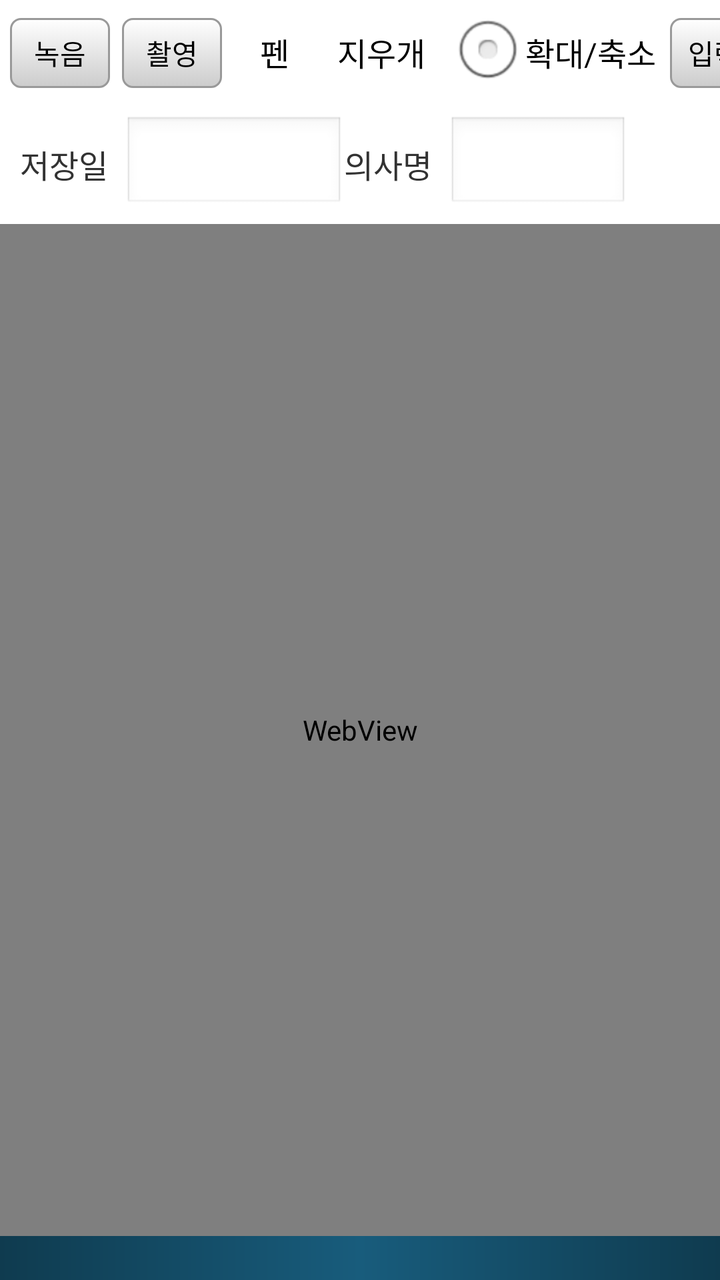
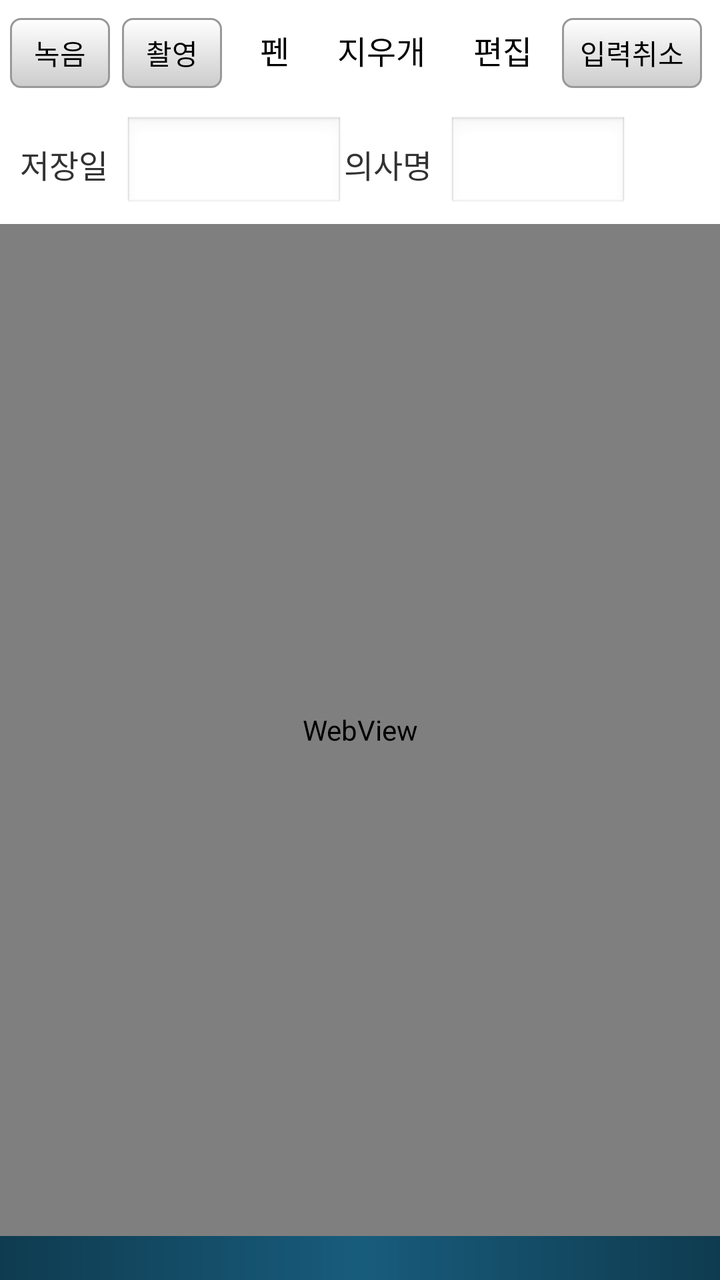

Two renders of the same Android screen: before a commit and after it. Below are the layout's source before the change and the commit's diff.
<!-- AndroidManifest.xml: application theme AppTheme -->
<!-- res/layout/consent_form.xml -->
<?xml version="1.0" encoding="utf-8"?>
<LinearLayout xmlns:android="http://schemas.android.com/apk/res/android"
    android:id="@+id/main_layout"
    android:layout_width="fill_parent"
    android:layout_height="fill_parent"
    android:orientation="vertical">
    
    <LinearLayout 
        android:layout_width="fill_parent"
        android:layout_height="1dip"
        android:background="@android:color/white">
    </LinearLayout>















    





    <LinearLayout
        android:id="@+id/button_layout"
	    android:layout_width="fill_parent"
	    android:layout_height="50dip"
	    android:orientation="horizontal">
        
	    <Button
	        android:id="@+id/record_button"
	        android:layout_width="50dip"
	        android:layout_height="fill_parent"
	        android:layout_marginLeft="5dip"
	        android:layout_marginRight="3dip"
	        android:layout_marginTop="8dip"
	        android:layout_marginBottom="7dip"
            android:minWidth="@dimen/button_min_width"
	        android:background="@drawable/selector_button_background"
	        android:text="녹음" 
	        />
        <Button
            android:id="@+id/pic_button"
            android:layout_width="50dip"
            android:layout_height="fill_parent"
            android:layout_marginLeft="3dip"
            android:layout_marginRight="7dip"
            android:layout_marginTop="8dip"
            android:layout_marginBottom="7dip"
            android:minWidth="@dimen/button_min_width"
            android:background="@drawable/selector_button_background"
            android:text="촬영" 
            />
	    <RadioGroup 
	        android:id="@+id/pen_group"
	        android:layout_width="wrap_content"
	        android:layout_height="wrap_content"
	        android:layout_gravity="center_vertical"
	        android:orientation="horizontal"
	        >
	        <RadioButton
	            android:id="@+id/radio_pen"
	            android:layout_width="wrap_content"
	            android:layout_height="wrap_content"
				android:button="@null"
				android:background="@drawable/radio_underline_selector"
				android:paddingLeft="12dp"
				android:paddingRight="12dp"
				android:paddingTop="6dp"
				android:paddingBottom="8dp"
				android:minHeight="40dp"
				android:gravity="center"
	            android:text="펜"
	            android:checked="true" />
	        <RadioButton
	            android:id="@+id/radio_eraser"
	            android:layout_width="wrap_content"
	            android:layout_height="wrap_content"
				android:button="@null"
				android:background="@drawable/radio_underline_selector"
				android:paddingLeft="12dp"
				android:paddingRight="12dp"
				android:paddingTop="6dp"
				android:paddingBottom="8dp"
				android:minHeight="40dp"
				android:gravity="center"
	            android:text="지우개" />
	        <RadioButton
	            android:id="@+id/radio_none"
	            android:layout_width="wrap_content"
	            android:layout_height="wrap_content"
	            android:text="확대/축소 " />
	    </RadioGroup>
        <Button
            android:id="@+id/undo_sign_button"
            android:layout_width="70dip"
            android:layout_height="fill_parent"
            android:layout_marginLeft="3dip"
            android:layout_marginRight="7dip"
            android:layout_marginTop="8dip"
            android:layout_marginBottom="7dip"
            android:minWidth="@dimen/button_min_width"
            android:background="@drawable/selector_button_background"
            android:text="입력취소" 
            />
	    <Spinner
	        android:id="@+id/pen_width_spinner"
	        android:layout_width="wrap_content"
	        android:layout_height="45dip"
	        android:layout_marginTop="5dip"
	        android:layout_marginRight="5dip"
	        android:drawSelectorOnTop="false" />
        <Spinner
            android:id="@+id/eraser_width_spinner"
            android:layout_width="wrap_content"
            android:layout_height="45dip"
            android:layout_marginTop="5dip"
            android:layout_marginRight="5dip"
            android:drawSelectorOnTop="false" />
        <Spinner
            android:id="@+id/pen_color_spinner"
            android:layout_width="wrap_content"
            android:layout_height="45dip"
            android:layout_marginTop="5dip"
            android:layout_marginRight="5dip"
            android:drawSelectorOnTop="false" />
        <HorizontalScrollView
            android:layout_width="wrap_content"
            android:layout_height="fill_parent"
        >
        <RadioGroup 
            android:id="@+id/page_group"
            android:layout_width="wrap_content"
            android:layout_height="wrap_content"
            android:layout_gravity="center_vertical"
            android:orientation="horizontal"
            >
            <RadioButton
                android:id="@+id/page_1"
				android:layout_width="wrap_content"
				android:layout_height="wrap_content"
				android:minWidth="42dp"
				android:minHeight="42dp"
				android:button="@null"
				android:background="@drawable/radio_underline_selector"
				android:gravity="center"
				android:padding="0dp"
				android:text="1 "
                android:checked="true" />
            <RadioButton
                android:id="@+id/page_2"
				android:layout_width="wrap_content"
				android:layout_height="wrap_content"
				android:minWidth="42dp"
				android:minHeight="42dp"
				android:button="@null"
				android:background="@drawable/radio_underline_selector"
				android:gravity="center"
				android:padding="0dp"
                android:text="2 " />
            <RadioButton
                android:id="@+id/page_3"
				android:layout_width="wrap_content"
				android:layout_height="wrap_content"
				android:minWidth="42dp"
				android:minHeight="42dp"
				android:button="@null"
				android:background="@drawable/radio_underline_selector"
				android:gravity="center"
				android:padding="0dp"
                android:text="3 " />
            <RadioButton
                android:id="@+id/page_4"
				android:layout_width="wrap_content"
				android:layout_height="wrap_content"
				android:minWidth="42dp"
				android:minHeight="42dp"
				android:button="@null"
				android:background="@drawable/radio_underline_selector"
				android:gravity="center"
				android:padding="0dp"
                android:text="4 " />
            <RadioButton
                android:id="@+id/page_5"
				android:layout_width="wrap_content"
				android:layout_height="wrap_content"
				android:minWidth="42dp"
				android:minHeight="42dp"
				android:button="@null"
				android:background="@drawable/radio_underline_selector"
				android:gravity="center"
				android:padding="0dp"
                android:text="5 " />
            <RadioButton
                android:id="@+id/page_6"
				android:layout_width="wrap_content"
				android:layout_height="wrap_content"
				android:minWidth="42dp"
				android:minHeight="42dp"
				android:button="@null"
				android:background="@drawable/radio_underline_selector"
				android:gravity="center"
				android:padding="0dp"
                android:text="6 " />
            <RadioButton
                android:id="@+id/page_7"
				android:layout_width="wrap_content"
				android:layout_height="wrap_content"
				android:minWidth="42dp"
				android:minHeight="42dp"
				android:button="@null"
				android:background="@drawable/radio_underline_selector"
				android:gravity="center"
				android:padding="0dp"
                android:text="7 " />
            <RadioButton
                android:id="@+id/page_8"
				android:layout_width="wrap_content"
				android:layout_height="wrap_content"
				android:minWidth="42dp"
				android:minHeight="42dp"
				android:button="@null"
				android:background="@drawable/radio_underline_selector"
				android:gravity="center"
				android:padding="0dp"
                android:text="8 " />
            <RadioButton
                android:id="@+id/page_9"
				android:layout_width="wrap_content"
				android:layout_height="wrap_content"
				android:minWidth="42dp"
				android:minHeight="42dp"
				android:button="@null"
				android:background="@drawable/radio_underline_selector"
				android:gravity="center"
				android:padding="0dp"
                android:text="9 " />
			<RadioButton
				android:id="@+id/page_10"
				android:layout_width="wrap_content"
				android:layout_height="wrap_content"
				android:minWidth="42dp"
				android:minHeight="42dp"
				android:button="@null"
				android:background="@drawable/radio_underline_selector"
				android:gravity="center"
				android:padding="0dp"
				android:text="10 " />
			<RadioButton
				android:id="@+id/page_11"
				android:layout_width="wrap_content"
				android:layout_height="wrap_content"
				android:minWidth="42dp"
				android:minHeight="42dp"
				android:button="@null"
				android:background="@drawable/radio_underline_selector"
				android:gravity="center"
				android:padding="0dp"
				android:text="11 " />
			<RadioButton
				android:id="@+id/page_12"
				android:layout_width="wrap_content"
				android:layout_height="wrap_content"
				android:minWidth="42dp"
				android:minHeight="42dp"
				android:button="@null"
				android:background="@drawable/radio_underline_selector"
				android:gravity="center"
				android:padding="0dp"
				android:text="12 " />
			<RadioButton
				android:id="@+id/page_13"
				android:layout_width="wrap_content"
				android:layout_height="wrap_content"
				android:minWidth="42dp"
				android:minHeight="42dp"
				android:button="@null"
				android:background="@drawable/radio_underline_selector"
				android:gravity="center"
				android:padding="0dp"
				android:text="13 " />
			<RadioButton
				android:id="@+id/page_14"
				android:layout_width="wrap_content"
				android:layout_height="wrap_content"
				android:minWidth="42dp"
				android:minHeight="42dp"
				android:button="@null"
				android:background="@drawable/radio_underline_selector"
				android:gravity="center"
				android:padding="0dp"
				android:text="14 " />
			<RadioButton
				android:id="@+id/page_15"
				android:layout_width="wrap_content"
				android:layout_height="wrap_content"
				android:minWidth="42dp"
				android:minHeight="42dp"
				android:button="@null"
				android:background="@drawable/radio_underline_selector"
				android:gravity="center"
				android:padding="0dp"
				android:text="15 " />
        </RadioGroup>
        </HorizontalScrollView>
    </LinearLayout>
	
	<LinearLayout
		android:layout_width="fill_parent"
		android:layout_height="1dip"
		android:background="@android:color/white">
	</LinearLayout>
	
	<LinearLayout
		android:id="@+id/add_button_layout"
		android:layout_width="fill_parent"
		android:layout_height="wrap_content"
		android:orientation="vertical"
		android:paddingLeft="10dip"
		android:paddingRight="10dip"
		android:paddingTop="6dip"
		android:paddingBottom="6dip">

		<LinearLayout
			android:layout_width="fill_parent"
			android:layout_height="wrap_content"
			android:orientation="horizontal"
			android:gravity="center_vertical">

			<TextView
				android:layout_width="wrap_content"
				android:layout_height="wrap_content"
				android:text="저장일"
				android:textSize="@dimen/normal_text_size"
				android:layout_marginRight="8dip" />

			<EditText
				android:id="@+id/apply_exdt"
				android:layout_width="110dip"
				android:layout_height="wrap_content"
				android:inputType="number"
				android:maxLength="8"
				android:singleLine="true"
				android:textSize="@dimen/normal_text_size"
				android:padding="6dip" />

			<TextView
				android:id="@+id/apply_drnm_label"
				android:layout_width="wrap_content"
				android:layout_height="wrap_content"
				android:text="의사명"
				android:textSize="@dimen/normal_text_size"
				android:layout_marginRight="8dip" />

			<EditText
				android:id="@+id/apply_drnm"
				android:layout_width="90dip"
				android:layout_height="wrap_content"
				android:singleLine="true"
				android:textSize="@dimen/normal_text_size"
				android:padding="6dip" />

		</LinearLayout>
	</LinearLayout>
	
    <LinearLayout
	    android:id="@+id/view_layout"
	    android:layout_width="fill_parent"
	    android:layout_height="fill_parent"
	    android:layout_weight="1"
	    android:orientation="vertical">
	    <WebView 
		    android:id="@+id/certificate_view"
		    android:layout_width="fill_parent"
		    android:layout_height="fill_parent"
		    android:background="#FF000000"
		/>
	</LinearLayout>
    





    
    <LinearLayout
        android:id="@+id/bottom_layout"
        android:orientation="horizontal"
        android:layout_width="fill_parent"
        android:layout_height="22dip"
        android:background="@drawable/shape_navi_bg"
        >
        <TextView
            android:id="@+id/bottomInfoTextView"
            android:layout_width="wrap_content"
            android:layout_height="fill_parent"
            android:layout_margin="10dip"
            android:textColor="@color/titleforeground"
            android:textSize="@dimen/normal_text_size"
            />
    </LinearLayout>
    





</LinearLayout>
<!-- resources referenced by this layout -->
<resources>
  <color name="titleforeground">#FFFFFFFF</color>
  <dimen name="button_min_width">50dip</dimen>
  <dimen name="normal_text_size">16dip</dimen>
  <!-- drawable radio_underline_selector (drawable) -->
  <?xml version="1.0" encoding="utf-8"?>
  <selector xmlns:android="http://schemas.android.com/apk/res/android">
  
      
      <item android:state_checked="true">
          <layer-list>
              
              <item>
                  <shape android:shape="rectangle">
                      <solid android:color="@android:color/transparent"/>
                  </shape>
              </item>
  
              
              <item android:gravity="bottom">
                  <shape android:shape="rectangle">
                      <size android:height="2dp"/>
                      <solid android:color="#FFFFFF"/>
                  </shape>
              </item>
          </layer-list>
      </item>
  
      
      <item>
          <shape android:shape="rectangle">
              <solid android:color="@android:color/transparent"/>
          </shape>
      </item>
  
  </selector>
  <!-- drawable selector_button_background (drawable) -->
  <?xml version="1.0" encoding="utf-8"?>
  <selector xmlns:android="http://schemas.android.com/apk/res/android">
      <item
          android:state_focused="true"
          android:drawable="@drawable/shape_button_focus">
      </item>
      <item
          android:state_pressed="true"
          android:drawable="@drawable/shape_button_pressed">
      </item>
      <item
          android:drawable="@drawable/shape_button_normal">
      </item>
  </selector>
  <!-- drawable shape_navi_bg (drawable) -->
  <shape xmlns:android="http://schemas.android.com/apk/res/android"
      android:shape="rectangle">
  
  
  
  
  
      <gradient 
          android:startColor="@color/temr_titlebackground" 
          android:centerColor="#185c7c"
          android:endColor="@color/temr_titlebackground"
          android:angle="0" />
  </shape>
  <style name="AppTheme" parent="AppBaseTheme">
          
      </style>
  <!-- drawable shape_button_focus (drawable) -->
  <?xml version="1.0" encoding="utf-8"?>
  <shape xmlns:android="http://schemas.android.com/apk/res/android"
      android:shape="rectangle">
      <gradient
          android:startColor="#ffffff"
          android:endColor="#ffffff"
          android:angle="-90"/>
      <stroke
          android:width="1dip"
          android:color="#999999"/>
      <corners 
          android:radius="5dip" />
  </shape>
  <!-- drawable shape_button_pressed (drawable) -->
  <?xml version="1.0" encoding="utf-8"?>
  <shape xmlns:android="http://schemas.android.com/apk/res/android"
      android:shape="rectangle">
  
  
  
  
      <gradient
          android:startColor="#87c3fa"
          android:endColor="#00bfff"
          android:angle="90"/>
      <stroke
          android:width="1dip"
          android:color="#999999"/>
      <corners 
          android:radius="5dip" />
  </shape>
  <!-- drawable shape_button_normal (drawable) -->
  <?xml version="1.0" encoding="utf-8"?>
  <shape xmlns:android="http://schemas.android.com/apk/res/android"
      android:shape="rectangle">
      <gradient
          android:startColor="#ffffff"
          android:endColor="#cccccc"
          android:angle="-90"/>
      <stroke
          android:width="1dip"
          android:color="#999999"/>
      <corners 
          android:radius="5dip" />
  </shape>
  <color name="temr_titlebackground">#0f3b4f</color>
  <style name="AppBaseTheme" parent="android:Theme.Light">
          
      </style>
</resources>

<!-- the commit's change to res/layout/consent_form.xml (unified diff, before → after) -->
@@ -96,10 +96,18 @@
 				android:gravity="center"
 	            android:text="지우개" />
 	        <RadioButton
-	            android:id="@+id/radio_none"
+	            android:id="@+id/radio_edit"
 	            android:layout_width="wrap_content"
 	            android:layout_height="wrap_content"
-	            android:text="확대/축소 " />
+				android:button="@null"
+				android:background="@drawable/radio_underline_selector"
+				android:paddingLeft="12dp"
+				android:paddingRight="12dp"
+				android:paddingTop="6dp"
+				android:paddingBottom="8dp"
+				android:minHeight="40dp"
+				android:gravity="center"
+	            android:text="편집" />
 	    </RadioGroup>
         <Button
             android:id="@+id/undo_sign_button"
